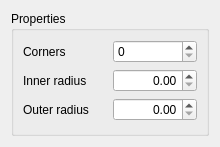
Above: shapes/pathshapes/star/StarShapeConfigWidget.ui from KDE/calligra before the change. Below: the same form after it.
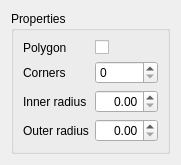
That is the form after the change. Custom widgets are drawn as their Qt base class.

```diff
--- a/shapes/pathshapes/star/StarShapeConfigWidget.ui
+++ b/shapes/pathshapes/star/StarShapeConfigWidget.ui
@@ -5,8 +5,8 @@
    <rect>
     <x>0</x>
     <y>0</y>
-    <width>220</width>
-    <height>147</height>
+    <width>181</width>
+    <height>163</height>
    </rect>
   </property>
   <property name="windowTitle" >
@@ -20,37 +20,54 @@
      </property>
      <layout class="QGridLayout" >
       <item row="0" column="0" >
+       <widget class="QLabel" name="label_4" >
+        <property name="text" >
+         <string>Polygon</string>
+        </property>
+       </widget>
+      </item>
+      <item row="0" column="1" >
+       <widget class="QCheckBox" name="convex" >
+        <property name="layoutDirection" >
+         <enum>Qt::LeftToRight</enum>
+        </property>
+        <property name="text" >
+         <string/>
+        </property>
+       </widget>
+      </item>
+      <item row="1" column="0" >
        <widget class="QLabel" name="label" >
         <property name="text" >
          <string>Corners</string>
         </property>
        </widget>
       </item>
-      <item row="0" column="1" >
+      <item row="1" column="1" >
        <widget class="KIntSpinBox" name="corners" />
       </item>
-      <item row="1" column="0" >
+      <item row="2" column="0" >
        <widget class="QLabel" name="label_2" >
         <property name="text" >
          <string>Inner radius</string>
         </property>
        </widget>
       </item>
-      <item row="1" column="1" >
+      <item row="2" column="1" >
        <widget class="KoUnitDoubleSpinBox" name="innerRadius" >
         <property name="alignment" >
          <set>Qt::AlignRight|Qt::AlignTrailing|Qt::AlignVCenter</set>
         </property>
        </widget>
       </item>
-      <item row="2" column="0" >
+      <item row="3" column="0" >
        <widget class="QLabel" name="label_3" >
         <property name="text" >
          <string>Outer radius</string>
         </property>
        </widget>
       </item>
-      <item row="2" column="1" >
+      <item row="3" column="1" >
        <widget class="KoUnitDoubleSpinBox" name="outerRadius" >
         <property name="alignment" >
          <set>Qt::AlignRight|Qt::AlignTrailing|Qt::AlignVCenter</set>
```
